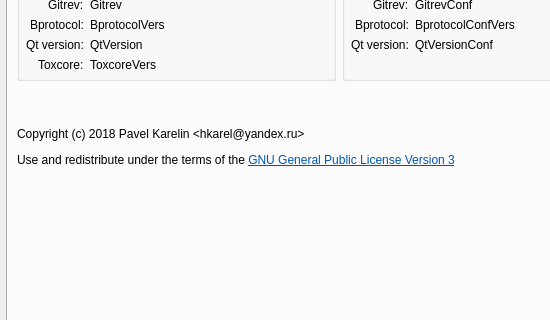
The window that src/toxphone_config/widgets/main_window.ui (hkarel/ToxPhone) describes before a commit, drawn with Qt 5; both pictures show x 0 to 550 and y 89 to 409 of the 677 by 505 pixel window.
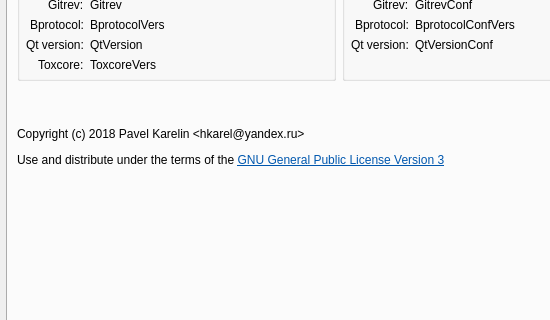
The same window after the commit. The open tabs and pages were chosen to show the change.

Patch:
```diff
--- a/src/toxphone_config/widgets/main_window.ui
+++ b/src/toxphone_config/widgets/main_window.ui
@@ -1602,7 +1602,7 @@
         <item>
          <widget class="QLabel" name="labelCopyright">
           <property name="text">
-           <string>&lt;html&gt;&lt;head/&gt;&lt;body&gt;&lt;p&gt;&lt;br/&gt;&lt;/p&gt;&lt;p&gt;Copyright (c) 2018 Pavel Karelin &amp;lt;hkarel@yandex.ru&amp;gt;&lt;/p&gt;&lt;p&gt;Use and redistribute under the terms of the &lt;a href=&quot;https://www.gnu.org/licenses/gpl-3.0.html&quot;&gt;&lt;span style=&quot; text-decoration: underline; color:#0057ae;&quot;&gt;GNU General Public License Version 3&lt;/span&gt;&lt;/a&gt;&lt;/p&gt;&lt;/body&gt;&lt;/html&gt;</string>
+           <string>&lt;html&gt;&lt;head/&gt;&lt;body&gt;&lt;p&gt;&lt;br/&gt;&lt;/p&gt;&lt;p&gt;Copyright (c) 2018 Pavel Karelin &amp;lt;hkarel@yandex.ru&amp;gt;&lt;/p&gt;&lt;p&gt;Use and distribute under the terms of the &lt;a href=&quot;https://www.gnu.org/licenses/gpl-3.0.html&quot;&gt;&lt;span style=&quot; text-decoration: underline; color:#0057ae;&quot;&gt;GNU General Public License Version 3&lt;/span&gt;&lt;/a&gt;&lt;/p&gt;&lt;/body&gt;&lt;/html&gt;</string>
           </property>
           <property name="textFormat">
            <enum>Qt::RichText</enum>
```
Left out of the diff: 2 changed lines with no effect on the pictures.
